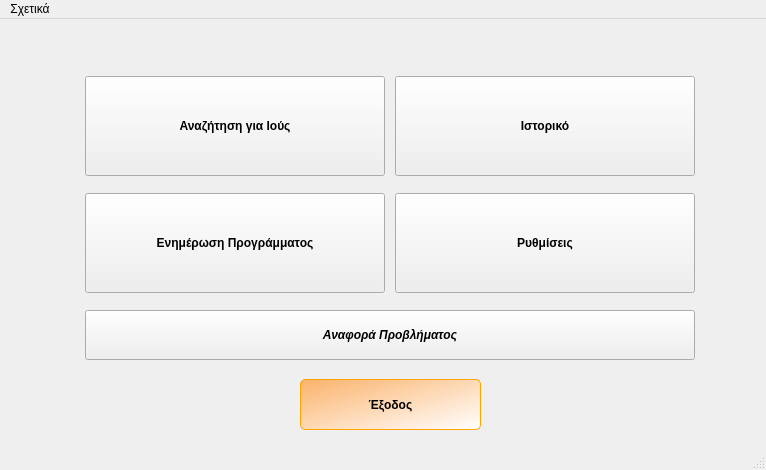
Before: the Qt Designer form PrimeAVG/ui/mainWindow.ui in cti-gr/avgui, drawn with Qt 5.
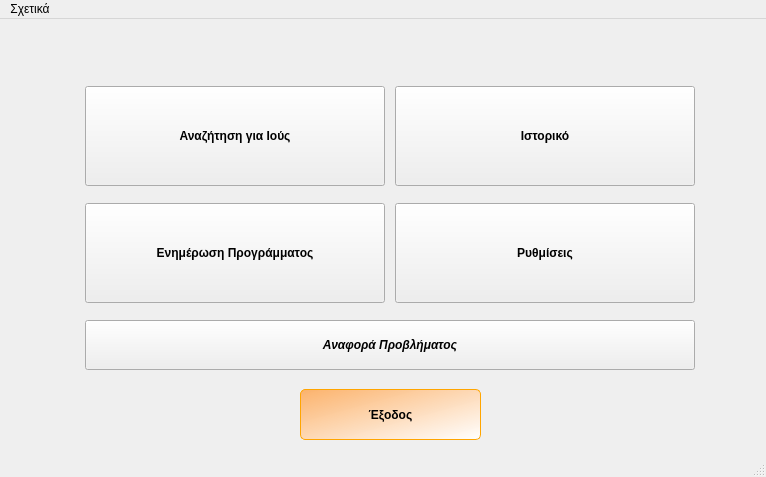
After: the same form once the commit is applied. Icons and pictures are not drawn.

```diff
--- a/PrimeAVG/ui/mainWindow.ui
+++ b/PrimeAVG/ui/mainWindow.ui
@@ -7,7 +7,7 @@
     <x>0</x>
     <y>0</y>
     <width>766</width>
-    <height>470</height>
+    <height>477</height>
    </rect>
   </property>
   <property name="sizePolicy">
@@ -19,13 +19,13 @@
   <property name="minimumSize">
    <size>
     <width>766</width>
-    <height>470</height>
+    <height>477</height>
    </size>
   </property>
   <property name="maximumSize">
    <size>
     <width>766</width>
-    <height>470</height>
+    <height>477</height>
    </size>
   </property>
   <property name="windowTitle">
@@ -59,7 +59,7 @@
     <property name="geometry">
      <rect>
       <x>80</x>
-      <y>40</y>
+      <y>50</y>
       <width>620</width>
       <height>321</height>
      </rect>
@@ -260,7 +260,7 @@
     <property name="geometry">
      <rect>
       <x>330</x>
-      <y>0</y>
+      <y>10</y>
       <width>121</width>
       <height>51</height>
      </rect>
@@ -279,7 +279,7 @@
     <property name="geometry">
      <rect>
       <x>300</x>
-      <y>360</y>
+      <y>370</y>
       <width>181</width>
       <height>51</height>
      </rect>
```
